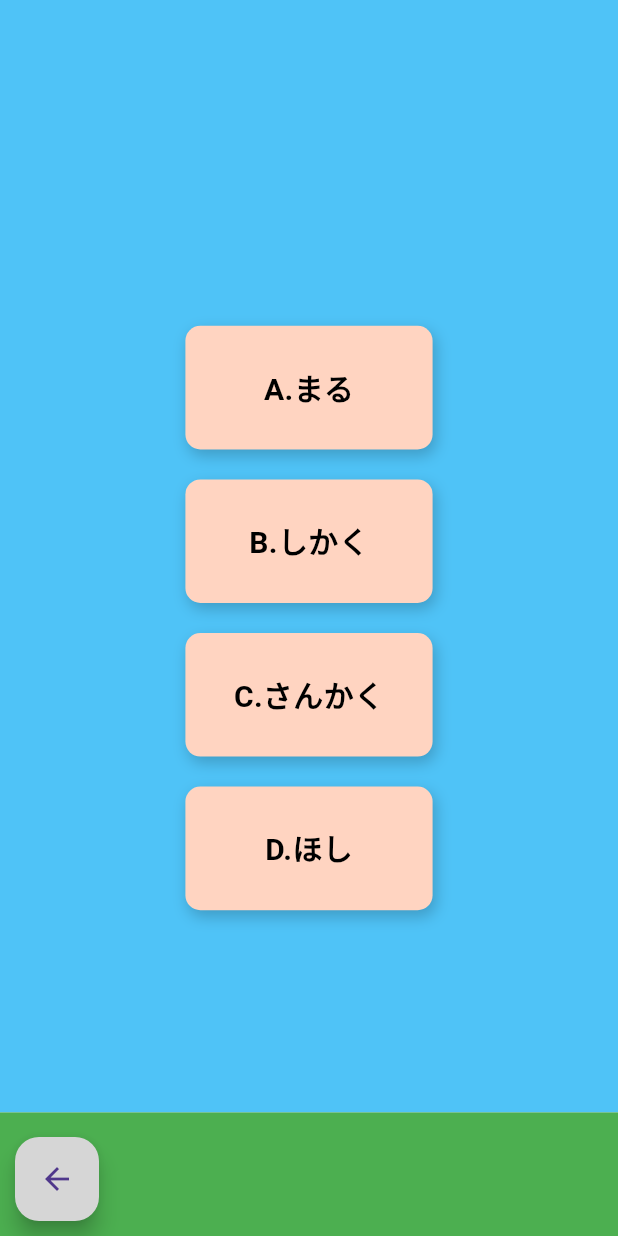
After one commit to haseAyy/unodosu, a Flutter app: the ShapeEducationModeScreen screen opened directly, on a phone screen of 412 x 824 dp. The commit adds this screen. Run offline on Flutter 3.47's test engine with Material 3 defaults, Android fonts, the phone set to English and light mode, and no system bars.

Commit message:
ayane形追加

```diff
--- a/adventer_app/lib/Screen/EducationModeScreen.dart
+++ b/adventer_app/lib/Screen/EducationModeScreen.dart
@@ -1,4 +1,5 @@
 import 'package:flutter/material.dart';
+import 'ShapeEducationModeScreen.dart';
 
 // 丸いボタンを定義
 class CircularButton extends StatelessWidget {
@@ -96,7 +97,7 @@ class EducationModeScreen extends StatelessWidget {
               onPressed: () {
                 Navigator.push(
                   context,
-                  MaterialPageRoute(builder: (context) => const EducationModeScreen()),
+                  MaterialPageRoute(builder: (context) => const ShapeEducationModeScreen()),
                 );
               },
             ),
--- /dev/null
+++ b/adventer_app/lib/Screen/ShapeEducationModeScreen.dart
@@ -0,0 +1,161 @@
+import 'package:flutter/material.dart';
+import 'HelpModeScreen.dart';
+
+// 四角いボタンを定義
+class RectangularButton extends StatelessWidget {
+  final String text;
+  final VoidCallback onPressed;
+  final Color buttonColor;
+  final double width;
+  final double height;
+  final Color textColor;
+
+  const RectangularButton({
+    super.key,
+    required this.text,
+    required this.onPressed,
+    required this.buttonColor,
+    this.width = 200,
+    this.height = 60,
+    required this.textColor,
+  });
+
+  @override
+  Widget build(BuildContext context) {
+    return GestureDetector(
+      onTap: onPressed,
+      child: Container(
+        width: width,
+        height: height,
+        decoration: BoxDecoration(
+          color: buttonColor,
+          borderRadius: BorderRadius.circular(10),
+          boxShadow: [
+            BoxShadow(
+              color: Colors.black.withOpacity(0.2),
+              blurRadius: 8,
+              offset: const Offset(2, 4),
+            ),
+          ],
+        ),
+        child: Center(
+          child: Text(
+            text,
+            style: TextStyle(
+              fontSize: 20,
+              fontWeight: FontWeight.bold,
+              color: textColor,
+            ),
+          ),
+        ),
+      ),
+    );
+  }
+}
+
+// 形問題出題画面
+class ShapeEducationModeScreen extends StatelessWidget {
+  const ShapeEducationModeScreen({super.key});
+
+  @override
+  Widget build(BuildContext context) {
+    final screenSize = MediaQuery.of(context).size;
+
+    return Scaffold(
+      body: Stack(
+        children: [
+          // 背景の上部と下部
+          Positioned(
+            top: 0,
+            left: 0,
+            right: 0,
+            height: screenSize.height * 0.9,
+            child: Container(color: Colors.lightBlue[300]),
+          ),
+          Positioned(
+            bottom: 0,
+            left: 0,
+            right: 0,
+            height: screenSize.height * 0.1,
+            child: Container(color: Colors.green),
+          ),
+          // 左下の戻るボタン
+          Positioned(
+            bottom: 10,
+            left: 10,
+            child: FloatingActionButton(
+              onPressed: () {
+                Navigator.pop(context);
+              },
+              backgroundColor: Colors.grey[350],
+              child: const Icon(Icons.arrow_back),
+            ),
+          ),
+          // 四択ボタン
+          Center(
+            child: Column(
+              mainAxisAlignment: MainAxisAlignment.center,
+              children: [
+                RectangularButton(
+                  text: 'A.まる',
+                  width: screenSize.width * 0.4,
+                  height: screenSize.height * 0.1,
+                  buttonColor: const Color.fromARGB(255, 255, 212, 193),
+                  textColor: Colors.black,
+                  onPressed: () {
+                    Navigator.push(
+                      context,
+                      MaterialPageRoute(builder: (context) => const HelpModeScreen()),
+                    );
+                  },
+                ),
+                const SizedBox(height: 20), // ボタン間のスペース
+                RectangularButton(
+                  text: 'B.しかく',
+                  width: screenSize.width * 0.4,
+                  height: screenSize.height * 0.1,
+                  buttonColor: const Color.fromARGB(255, 255, 212, 193),
+                  textColor: Colors.black,
+                  onPressed: () {
+                    Navigator.push(
+                      context,
+                      MaterialPageRoute(builder: (context) => const HelpModeScreen()),
+                    );
+                  },
+                ),
+                const SizedBox(height: 20),
+                RectangularButton(
+                  text: 'C.さんかく',
+                  width: screenSize.width * 0.4,
+                  height: screenSize.height * 0.1,
+                  buttonColor: const Color.fromARGB(255, 255, 212, 193),
+                  textColor: Colors.black,
+                  onPressed: () {
+                    Navigator.push(
+                      context,
+                      MaterialPageRoute(builder: (context) => const HelpModeScreen()),
+                    );
+                  },
+                ),
+                const SizedBox(height: 20),
+                RectangularButton(
+                  text: 'D.ほし',
+                  width: screenSize.width * 0.4,
+                  height: screenSize.height * 0.1,
+                  buttonColor: const Color.fromARGB(255, 255, 212, 193),
+                  textColor: Colors.black,
+                  onPressed: () {
+                    Navigator.push(
+                      context,
+                      MaterialPageRoute(builder: (context) => const HelpModeScreen()),
+                    );
+                  },
+                ),
+              ],
+            ),
+          ),
+        ],
+      ),
+    );
+  }
+}
```
